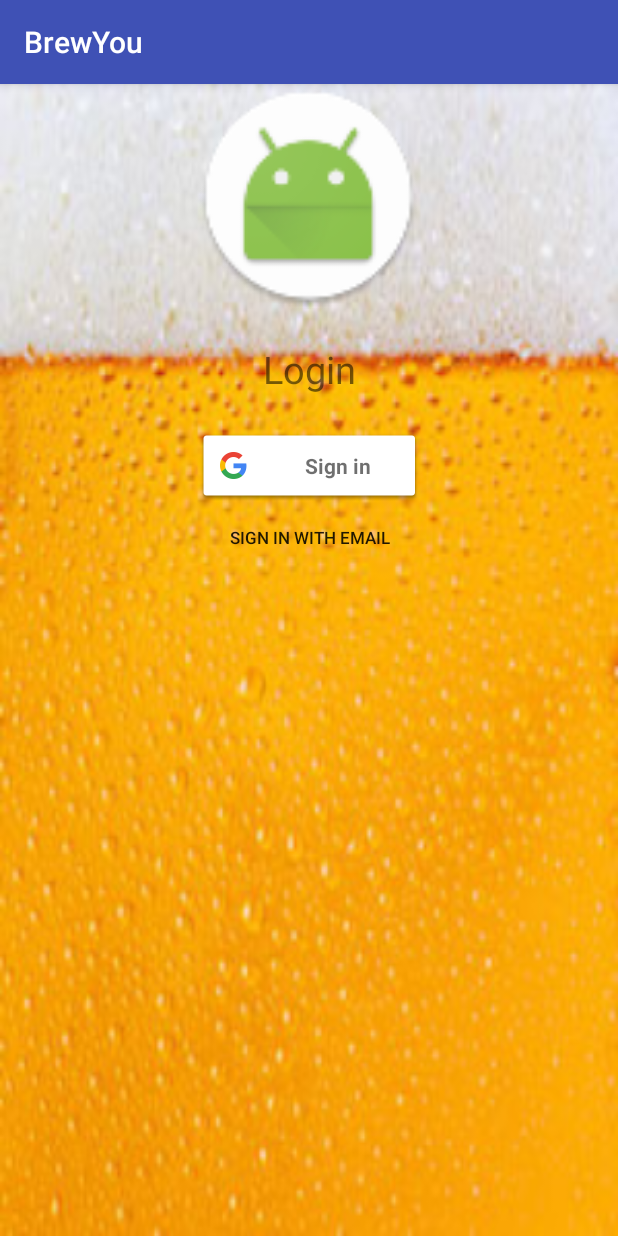
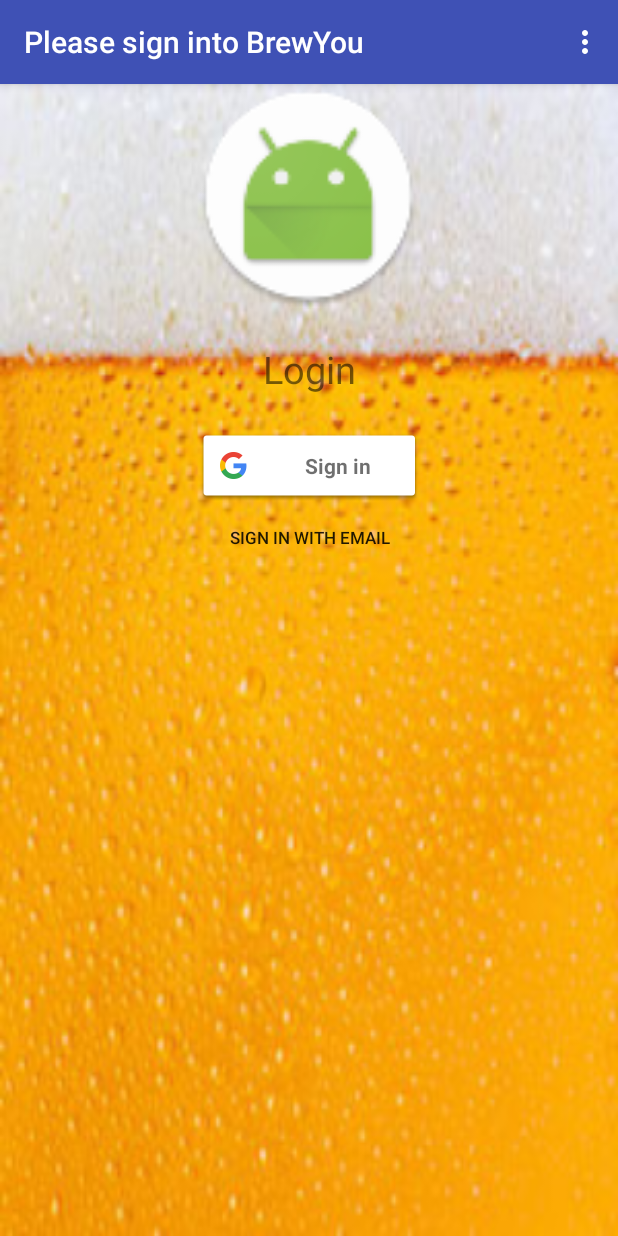
Before and after one commit to BurtonArlen/BrewYou, an Android app: the screen it shows after launch (GoogleSignInActivity), on a phone screen of 412 x 824 dp. Run offline under Robolectric (Android 15) with nearby library versions, the phone set to English and light mode, and no system bars; our stand-ins replace ButterKnife, Firebase (no records; nobody signed in at launch, a user with empty details on screens opened directly).

Commit message:
Sign in options menu created and basic functionality in place

```diff
--- a/app/src/main/java/com/burton/arlen/brewyou/ui/GoogleSignInActivity.java
+++ b/app/src/main/java/com/burton/arlen/brewyou/ui/GoogleSignInActivity.java
@@ -1,10 +1,14 @@
 package com.burton.arlen.brewyou.ui;
 
+import android.app.ProgressDialog;
 import android.content.Intent;
 import android.support.annotation.NonNull;
 import android.support.v7.app.AppCompatActivity;
 import android.os.Bundle;
 import android.util.Log;
+import android.view.Menu;
+import android.view.MenuInflater;
+import android.view.MenuItem;
 import android.view.View;
 import android.widget.Button;
 import android.widget.ImageView;
@@ -34,6 +38,7 @@ import butterknife.ButterKnife;
 
 public class GoogleSignInActivity extends AppCompatActivity implements GoogleApiClient.OnConnectionFailedListener, View.OnClickListener {
 
+    private ProgressDialog mDialog;
     private FirebaseAuth mAuth;
     private GoogleApiClient mGoogleApiClient;
     private static final int RC_SIGN_IN = 360;
@@ -46,6 +51,7 @@ public class GoogleSignInActivity extends AppCompatActivity implements GoogleApi
     protected void onCreate(Bundle savedInstanceState) {
         super.onCreate(savedInstanceState);
         setContentView(R.layout.activity_google_sign_in);
+        createProgressDialog();
 
         mImageLogin = (ImageView) findViewById(R.id.imageLogin);
         mTestRevoke = (TextView) findViewById(R.id.testRevoke);
@@ -65,6 +71,34 @@ public class GoogleSignInActivity extends AppCompatActivity implements GoogleApi
                 .build();
 
         mAuth = FirebaseAuth.getInstance();
+    }
+
+    @Override
+    public boolean onCreateOptionsMenu(Menu menu) {
+        MenuInflater inflater = getMenuInflater();
+        inflater.inflate(R.menu.app_flow_menu_1, menu);
+        return super.onCreateOptionsMenu(menu);
+    }
+    @Override
+    public boolean onOptionsItemSelected(MenuItem item){
+        int id = item.getItemId();
+        if (id == R.id.action_logout){
+            signOut();
+            return true;
+        }
+        if (id == R.id.user_profile){
+            Toast.makeText(GoogleSignInActivity.this, "Under Construction", Toast.LENGTH_SHORT).show();
+            return true;
+        }
+        if (id == R.id.revoke_user){
+            revokeAccess();
+            return true;
+        }
+        if (id == R.id.about_us){
+            Intent intent = new Intent(GoogleSignInActivity.this, AboutApp.class);
+            startActivity(intent);
+        }
+        return super.onOptionsItemSelected(item);
     }
 
     @Override
@@ -95,12 +129,10 @@ public class GoogleSignInActivity extends AppCompatActivity implements GoogleApi
         Log.d(TAG, "firebaseAuthWithGoogle:" + acct.getId());
 
         AuthCredential credential = GoogleAuthProvider.getCredential(acct.getIdToken(), null);
-        final String credCheck = credential.toString();
         mAuth.signInWithCredential(credential)
                 .addOnCompleteListener(this, new OnCompleteListener<AuthResult>() {
                     @Override
                     public void onComplete(@NonNull Task<AuthResult> task) {
-                    Log.d(TAG, "signInCredential" + credCheck);
                         if (task.isSuccessful()) {
                             // Sign in success, update UI with the signed-in user's information
                             Log.d(TAG, "signInWithCredential:success");
@@ -119,6 +151,7 @@ public class GoogleSignInActivity extends AppCompatActivity implements GoogleApi
     }
 
     private void signIn() {
+        createProgressDialog();
         Intent signInIntent = Auth.GoogleSignInApi.getSignInIntent(mGoogleApiClient);
         startActivityForResult(signInIntent, RC_SIGN_IN);
     }
@@ -143,19 +176,32 @@ public class GoogleSignInActivity extends AppCompatActivity implements GoogleApi
                         updateUI(null);
                     }
                 });
+        findViewById(R.id.sign_in_button).setVisibility(View.VISIBLE);
+        findViewById(R.id.emailSignInButton).setVisibility(View.VISIBLE);
+    }
+
+    private void createProgressDialog(){
+        mDialog = new ProgressDialog(this);
+        mDialog.setTitle("Authorizing...");
+        mDialog.setMessage("Checking user status...");
+        mDialog.setCancelable(false);
+    }
+
+    private void hideProgressDialog(){
+        mDialog.dismiss();
     }
 
     private void updateUI(FirebaseUser user) {
-//        hideProgressDialog();
+        hideProgressDialog();
         if (user != null) {
             getSupportActionBar().setTitle("Welcome, " + user.getDisplayName() + "!");
 //            mStatusTextView.setText(getString(R.string.google_status_fmt, user.getEmail()));
 //            mDetailTextView.setText(getString(R.string.firebase_status_fmt, user.getUid()));
 
-//            findViewById(R.id.sign_in_button).setVisibility(View.GONE);
-//            findViewById(R.id.sign_out_and_disconnect).setVisibility(View.VISIBLE);
+            findViewById(R.id.sign_in_button).setVisibility(View.GONE);
+            findViewById(R.id.emailSignInButton).setVisibility(View.GONE);
         } else {
-            Toast.makeText(GoogleSignInActivity.this, "Bad User", Toast.LENGTH_SHORT).show();
+            getSupportActionBar().setTitle("Please sign into BrewYou");
 //            mStatusTextView.setText(R.string.signed_out);
 //            mDetailTextView.setText(null);
 //
@@ -181,12 +227,5 @@ public class GoogleSignInActivity extends AppCompatActivity implements GoogleApi
             intent.setFlags(Intent.FLAG_ACTIVITY_NEW_TASK | Intent.FLAG_ACTIVITY_CLEAR_TASK);
             startActivity(intent);
         }
-        if (i == R.id.imageLogin) {
-            signOut();
-        }
-        if (i == R.id.testRevoke) {
-            revokeAccess();
-        }
-
     }
 }
--- /dev/null
+++ b/app/src/main/res/menu/app_flow_menu_1.xml
@@ -0,0 +1,28 @@
+<?xml version="1.0" encoding="utf-8"?>
+<menu xmlns:android="http://schemas.android.com/apk/res/android"
+    xmlns:app="http://schemas.android.com/apk/res-auto">
+    <item
+        android:id="@+id/action_logout"
+        android:title="Sign out"
+        android:visible="true"
+        app:showAsAction="never" />
+    <item
+        android:id="@+id/user_profile"
+        android:title="Profile"
+        android:visible="true"
+        app:showAsAction="never"
+        />
+    <item
+        android:id="@+id/revoke_user"
+        android:title="Delete Account"
+        android:visible="true"
+        app:showAsAction="never"
+        />
+    <item
+        android:id="@+id/about_us"
+        android:title="About BrewYou"
+        android:visible="true"
+        android:actionLayout="@layout/activity_about_app"
+        app:showAsAction="never"
+        />
+</menu>
```
